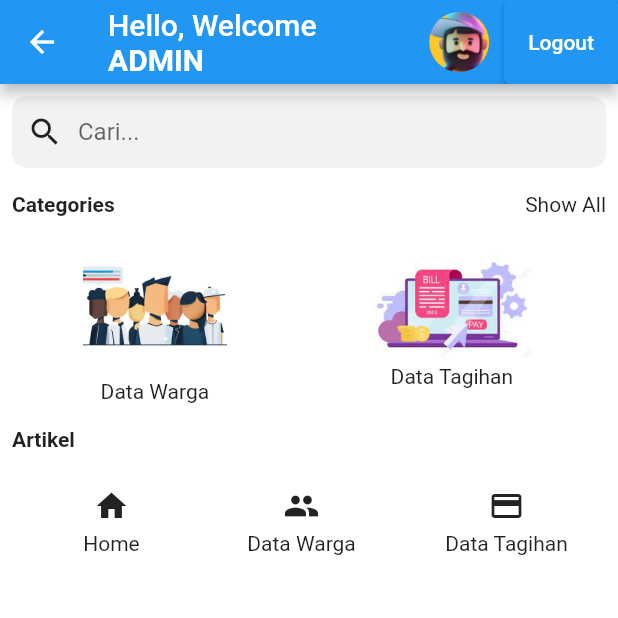
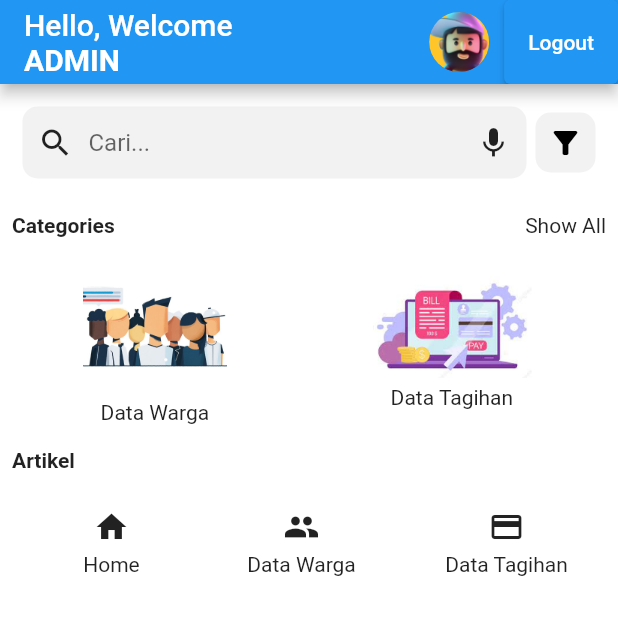
Before and after one commit to BagusRezky/juru_sampah, a Flutter app: the HomePage screen opened directly, on a phone screen of 412 x 824 dp, the top half of it. Run offline on Flutter 3.47's test engine with Material 2 defaults, Android fonts, the phone set to English and light mode, and no system bars; our stand-ins replace google_fonts.

Commit message:
[Change] Search bar

```diff
--- a/lib/admin/home.dart
+++ b/lib/admin/home.dart
@@ -11,6 +11,7 @@ class HomePage extends StatelessWidget {
     return Scaffold(
       backgroundColor: Colors.white,
       appBar: AppBar(
+        automaticallyImplyLeading: false,
         title: const Column(
           crossAxisAlignment: CrossAxisAlignment.start,
           children: [
@@ -42,7 +43,10 @@ class HomePage extends StatelessWidget {
         crossAxisAlignment: CrossAxisAlignment.start,
         children: [
           Padding(
-            padding: const EdgeInsets.all(8.0),
+            padding: const EdgeInsets.all(15.0),
+            child: Row(
+              children: [
+                Expanded(
                   child: Container(
                     decoration: BoxDecoration(
                       color: const Color(0xffF2F2F2),
@@ -61,8 +65,25 @@ class HomePage extends StatelessWidget {
                             ),
                           ),
                         ),
+                        Icon(Icons.mic),
+                        SizedBox(width: 10),
+                        // Wrap the Container with the filter icon in a Row
                       ],
                     ),
+                  ),
+                ),
+                const SizedBox(
+                  width: 6,
+                ),
+                Container(
+                  padding: const EdgeInsets.all(8.0),
+                  decoration: BoxDecoration(
+                    color: const Color(0xffF2F2F2),
+                    borderRadius: BorderRadius.circular(10.0),
+                  ),
+                  child: const Icon(Icons.filter_alt, color: Colors.black),
+                ),
+              ],
             ),
           ),
           const Padding(
```
Lines whose indentation alone changed are shown as unchanged.
